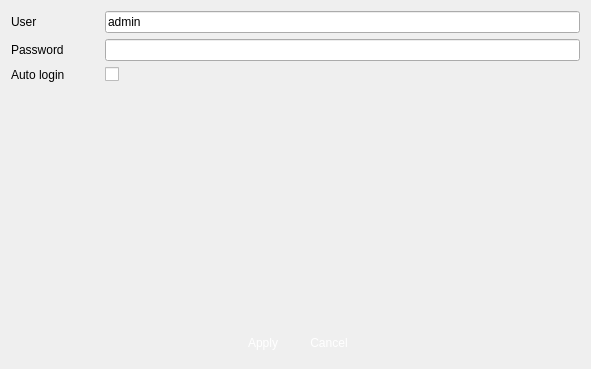
Old version of the form veapp/setting/vscuser.ui in the repository linkingvision/rapidvms.
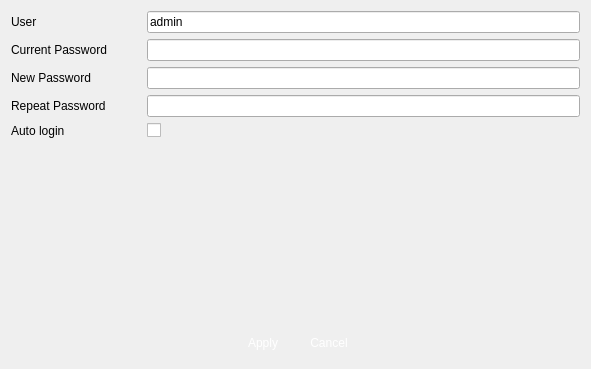
New version of the form. Icons and pictures are not drawn.

What changed in the file:
```diff
--- a/veapp/setting/vscuser.ui
+++ b/veapp/setting/vscuser.ui
@@ -23,30 +23,33 @@
      <property name="horizontalSpacing">
       <number>40</number>
      </property>
-     <item row="1" column="2">
-      <widget class="QLineEdit" name="passwd">
+     <item row="2" column="2">
+      <widget class="QLineEdit" name="newPasswd">
        <property name="maximumSize">
         <size>
          <width>16777215</width>
          <height>16777215</height>
         </size>
        </property>
+       <property name="echoMode">
+        <enum>QLineEdit::Password</enum>
+       </property>
        <property name="readOnly">
-        <bool>true</bool>
+        <bool>false</bool>
        </property>
       </widget>
      </item>
-     <item row="1" column="0">
-      <widget class="QLabel" name="label_2">
+     <item row="4" column="2">
+      <widget class="QCheckBox" name="checkBox">
        <property name="text">
-        <string>Password</string>
+        <string/>
        </property>
       </widget>
      </item>
-     <item row="0" column="0">
-      <widget class="QLabel" name="label">
+     <item row="4" column="0">
+      <widget class="QLabel" name="label_3">
        <property name="text">
-        <string>User</string>
+        <string>Auto login</string>
        </property>
       </widget>
      </item>
@@ -60,17 +63,63 @@
        </property>
       </widget>
      </item>
+     <item row="0" column="0">
+      <widget class="QLabel" name="label">
+       <property name="text">
+        <string>User</string>
+       </property>
+      </widget>
+     </item>
+     <item row="1" column="0">
+      <widget class="QLabel" name="label_2">
+       <property name="text">
+        <string>Current Password</string>
+       </property>
+      </widget>
+     </item>
+     <item row="1" column="2">
+      <widget class="QLineEdit" name="curPasswd">
+       <property name="maximumSize">
+        <size>
+         <width>16777215</width>
+         <height>16777215</height>
+        </size>
+       </property>
+       <property name="echoMode">
+        <enum>QLineEdit::Password</enum>
+       </property>
+       <property name="readOnly">
+        <bool>false</bool>
+       </property>
+      </widget>
+     </item>
      <item row="2" column="0">
-      <widget class="QLabel" name="label_3">
+      <widget class="QLabel" name="label_4">
        <property name="text">
-        <string>Auto login</string>
+        <string>New Password</string>
        </property>
       </widget>
      </item>
-     <item row="2" column="2">
-      <widget class="QCheckBox" name="checkBox">
+     <item row="3" column="0">
+      <widget class="QLabel" name="label_5">
        <property name="text">
-        <string/>
+        <string>Repeat Password</string>
+       </property>
+      </widget>
+     </item>
+     <item row="3" column="2">
+      <widget class="QLineEdit" name="repeatPasswd">
+       <property name="maximumSize">
+        <size>
+         <width>16777215</width>
+         <height>16777215</height>
+        </size>
+       </property>
+       <property name="echoMode">
+        <enum>QLineEdit::Password</enum>
+       </property>
+       <property name="readOnly">
+        <bool>false</bool>
        </property>
       </widget>
      </item>
```
